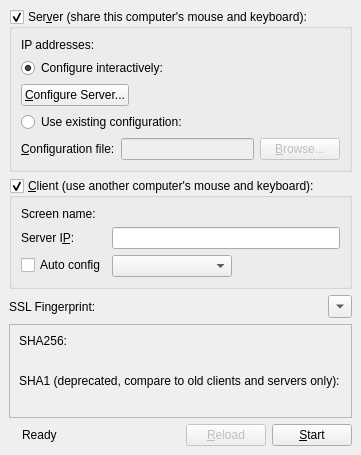
Before: the Qt Designer form src/gui/src/MainWindow.ui in Prekarshamaxx123/dog-editor-inputleap, drawn with Qt 5.
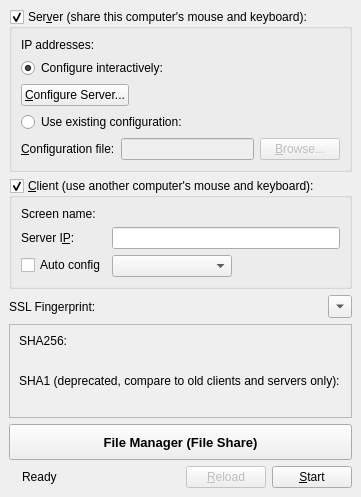
After: the same form once the commit is applied.

Commit message:
Add FileZilla-style Dual-Pane File Manager and remove clipboard file interception
- Add dedicated FileTransferService on port 24802 for high-speed file and folder streaming
- Add FileManagerDialog with dual-pane layout (Local site & Remote site) with native Qt standard icons
- Add full-width File Manager button in MainWindow activated upon device connection
- Support multiple connected devices with dynamic device selector dropdown
- Remove automatic clipboard file/folder monitoring hooks to preserve clean, pure clipboard sync

What changed in the file:
```diff
--- a/src/gui/src/MainWindow.ui
+++ b/src/gui/src/MainWindow.ui
@@ -305,6 +305,34 @@
       </layout>
      </widget>
     </item>
+    <item>
+     <widget class="QPushButton" name="m_pButtonFileManager">
+      <property name="sizePolicy">
+       <sizepolicy hsizetype="Expanding" vsizetype="Fixed">
+        <horstretch>0</horstretch>
+        <verstretch>0</verstretch>
+       </sizepolicy>
+      </property>
+      <property name="minimumSize">
+       <size>
+        <width>0</width>
+        <height>36</height>
+       </size>
+      </property>
+      <property name="font">
+       <font>
+        <pointsize>10</pointsize>
+        <bold>true</bold>
+       </font>
+      </property>
+      <property name="text">
+       <string>File Manager (File Share)</string>
+      </property>
+      <property name="toolTip">
+       <string>Open File Manager to transfer files and folders between connected devices</string>
+      </property>
+     </widget>
+    </item>
     <item>
      <layout class="QHBoxLayout" name="horizontalLayout">
       <property name="sizeConstraint">
```
The commit also changes 10 other files.
